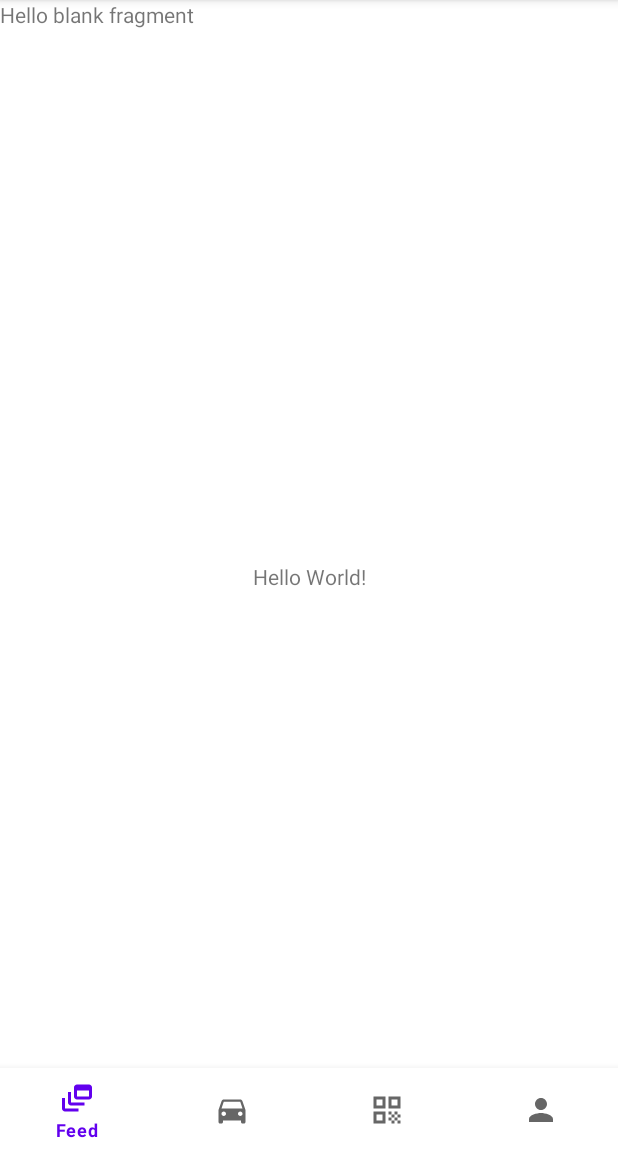
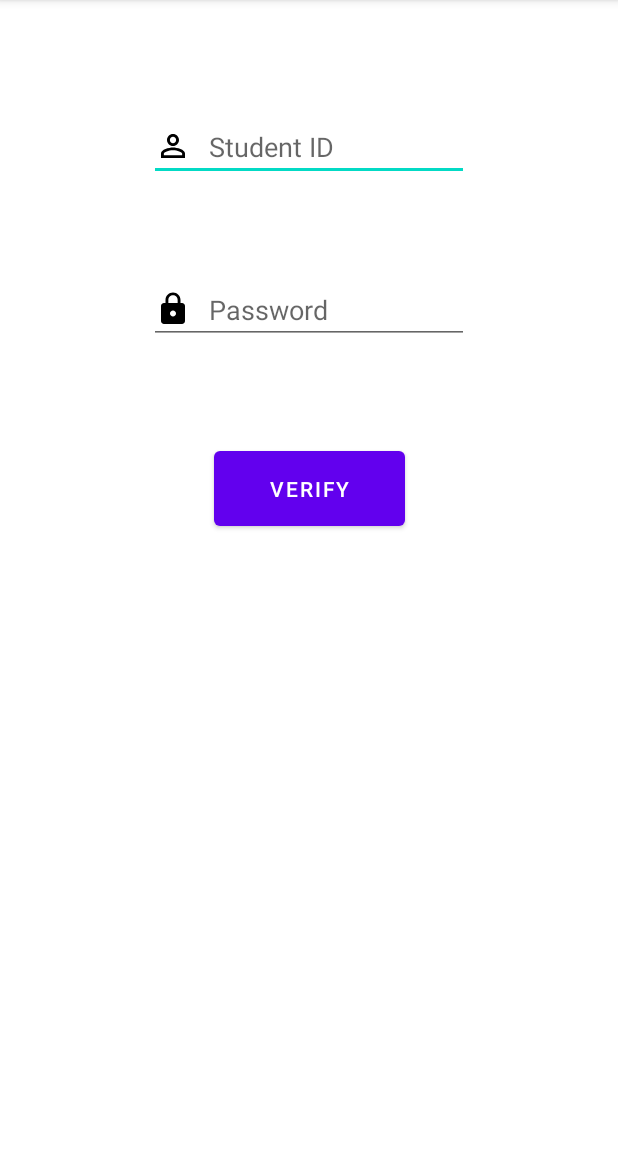
Before and after one commit to kartiks1105/safe-wait-app, an Android app: the screen it shows after launch (MainActivity), on a phone screen of 412 x 824 dp, the part 84-1236 px from its top. Run offline under Robolectric (Android 15) with nearby library versions, the phone set to English and light mode, and no system bars.

Commit message:
Student id screen linked with feed

```diff
--- a/app/build.gradle
+++ b/app/build.gradle
@@ -6,9 +6,13 @@ plugins {
 android {
     compileSdk 32
 
+    packagingOptions {
+        resources.excludes.add("META-INF/*")
+    }
+
     defaultConfig {
         applicationId "ca.unb.mobiledev.project"
-        minSdk 23
+        minSdk 24
         targetSdk 32
         versionCode 1
         versionName "1.0"
@@ -33,12 +37,10 @@ android {
 
 dependencies {
 
-    implementation 'androidx.core:core-ktx:1.7.0'
+
+    implementation 'com.google.guava:guava:27.0.1-android'
     implementation 'androidx.appcompat:appcompat:1.5.1'
-    implementation 'com.google.android.material:material:1.6.1'
     implementation 'androidx.constraintlayout:constraintlayout:2.1.4'
-    implementation 'androidx.navigation:navigation-fragment-ktx:2.5.2'
-    implementation 'androidx.navigation:navigation-ui-ktx:2.5.2'
     testImplementation 'junit:junit:4.13.2'
     androidTestImplementation 'androidx.test.ext:junit:1.1.3'
     androidTestImplementation 'androidx.test.espresso:espresso-core:3.4.0'
@@ -47,6 +49,13 @@ dependencies {
 
         //The rest of the dependencies here
 
+        implementation 'androidx.navigation:navigation-fragment-ktx:2.5.2'
+        implementation 'androidx.navigation:navigation-ui-ktx:2.5.2'
+        implementation 'com.google.firebase:firebase-crashlytics-buildtools:2.7.1'
+        implementation 'androidx.core:core-ktx:1.7.0'
+        implementation 'com.google.code.gson:gson:2.8.6'
+        implementation 'com.google.android.material:material:1.6.1'
+
         // Kotlin
         implementation "androidx.navigation:navigation-fragment-ktx:$nav_version"
         implementation "androidx.navigation:navigation-ui-ktx:$nav_version"
--- a/app/src/main/AndroidManifest.xml
+++ b/app/src/main/AndroidManifest.xml
@@ -2,6 +2,9 @@
 <manifest xmlns:android="http://schemas.android.com/apk/res/android"
     xmlns:tools="http://schemas.android.com/tools"
     package="ca.unb.mobiledev.project">
+
+    <uses-permission android:name="android.permission.INTERNET" />
+    <uses-permission android:name="android.permission.ACCESS_NETWORK_STATE" />
 
     <application
         android:allowBackup="true"
@@ -22,6 +25,9 @@
                 <category android:name="android.intent.category.LAUNCHER" />
             </intent-filter>
         </activity>
+        <activity android:name=".MainDisplay">
+
+        </activity>
     </application>
 
 </manifest>
--- a/app/src/main/java/ca/unb/mobiledev/project/MainActivity.kt
+++ b/app/src/main/java/ca/unb/mobiledev/project/MainActivity.kt
@@ -1,11 +1,50 @@
 package ca.unb.mobiledev.project
 
+import android.content.Intent
 import androidx.appcompat.app.AppCompatActivity
 import android.os.Bundle
+import android.view.View
+import android.widget.Button
+import android.widget.ProgressBar
+import com.google.gson.Gson
+import java.io.InputStreamReader
+import java.net.CacheRequest
+import java.net.HttpURLConnection
+import java.net.URL
 
 class MainActivity : AppCompatActivity() {
+
     override fun onCreate(savedInstanceState: Bundle?) {
         super.onCreate(savedInstanceState)
-        setContentView(R.layout.activity_main)
+        setContentView(R.layout.get_student_id)
+        var button = findViewById<Button>(R.id.verify)
+        button.setOnClickListener {
+            val loading = findViewById<ProgressBar>(R.id.progressBar)
+            button.text = ""
+            button.isEnabled = false
+            loading.visibility = View.VISIBLE
+//            val intent = Intent(this, MainDisplay::class.java)
+//            this.startActivity
+            //verifyStudentInfo().start()
+        }
     }
+
+//    private fun verifyStudentInfo() : Thread {
+//        return Thread {
+//            val url = URL("http://127.0.0.1:5000/getStudentInformation?studentId=1")
+//            val connection = url.openConnection() as HttpURLConnection
+//            if (connection.responseCode == 200) {
+//                val inputStream = connection.inputStream
+//                val inputStreamReader = InputStreamReader(inputStream, "UTF-8")
+//                val request = Gson().fromJson(inputStreamReader, StudentInformation::class.java)
+//                display(request)
+//                inputStreamReader.close()
+//                inputStream.close()
+//            }
+//        }
+//    }
+//
+//    private fun display(request: StudentInformation) {
+//        println(request)
+//    }
 }
--- /dev/null
+++ b/app/src/main/java/ca/unb/mobiledev/project/MainDisplay.kt
@@ -0,0 +1,16 @@
+package ca.unb.mobiledev.project
+
+import android.os.Bundle
+import android.view.View
+import android.widget.Button
+import android.widget.ProgressBar
+import androidx.appcompat.app.AppCompatActivity
+
+class MainDisplay: AppCompatActivity() {
+
+    override fun onCreate(savedInstanceState: Bundle?) {
+        super.onCreate(savedInstanceState)
+        setContentView(R.layout.activity_main)
+    }
+
+}
--- /dev/null
+++ b/app/src/main/java/ca/unb/mobiledev/project/StudentInformation.kt
@@ -0,0 +1,10 @@
+package ca.unb.mobiledev.project
+
+class StudentInformation {
+    var student_id: Int = 0
+    lateinit var first_name: String
+    lateinit var middle_name: String
+    lateinit var last_name: String
+    lateinit var address: String
+    lateinit var postal_code: String
+}
--- /dev/null
+++ b/app/src/main/res/drawable/ic_baseline_lock.xml
@@ -0,0 +1,5 @@
+<vector android:height="24dp" android:tint="#000000"
+    android:viewportHeight="24" android:viewportWidth="24"
+    android:width="24dp" xmlns:android="http://schemas.android.com/apk/res/android">
+    <path android:fillColor="@android:color/white" android:pathData="M18,8h-1L17,6c0,-2.76 -2.24,-5 -5,-5S7,3.24 7,6v2L6,8c-1.1,0 -2,0.9 -2,2v10c0,1.1 0.9,2 2,2h12c1.1,0 2,-0.9 2,-2L20,10c0,-1.1 -0.9,-2 -2,-2zM12,17c-1.1,0 -2,-0.9 -2,-2s0.9,-2 2,-2 2,0.9 2,2 -0.9,2 -2,2zM15.1,8L8.9,8L8.9,6c0,-1.71 1.39,-3.1 3.1,-3.1 1.71,0 3.1,1.39 3.1,3.1v2z"/>
+</vector>
--- /dev/null
+++ b/app/src/main/res/drawable/ic_perm_identity.xml
@@ -0,0 +1,5 @@
+<vector android:height="24dp" android:tint="#000000"
+    android:viewportHeight="24" android:viewportWidth="24"
+    android:width="24dp" xmlns:android="http://schemas.android.com/apk/res/android">
+    <path android:fillColor="@android:color/white" android:pathData="M12,5.9c1.16,0 2.1,0.94 2.1,2.1s-0.94,2.1 -2.1,2.1S9.9,9.16 9.9,8s0.94,-2.1 2.1,-2.1m0,9c2.97,0 6.1,1.46 6.1,2.1v1.1L5.9,18.1L5.9,17c0,-0.64 3.13,-2.1 6.1,-2.1M12,4C9.79,4 8,5.79 8,8s1.79,4 4,4 4,-1.79 4,-4 -1.79,-4 -4,-4zM12,13c-2.67,0 -8,1.34 -8,4v3h16v-3c0,-2.66 -5.33,-4 -8,-4z"/>
+</vector>
--- /dev/null
+++ b/app/src/main/res/layout/get_student_id.xml
@@ -0,0 +1,57 @@
+<?xml version="1.0" encoding="utf-8"?>
+<androidx.constraintlayout.widget.ConstraintLayout xmlns:android="http://schemas.android.com/apk/res/android"
+    xmlns:app="http://schemas.android.com/apk/res-auto"
+    xmlns:tools="http://schemas.android.com/tools"
+    android:layout_width="match_parent"
+    android:layout_height="match_parent">
+
+    <EditText
+        android:id="@+id/student_id"
+        android:layout_width="wrap_content"
+        android:layout_height="wrap_content"
+        android:layout_marginTop="75dp"
+        android:drawableStart="@drawable/ic_perm_identity"
+        android:drawablePadding="12dp"
+        android:ems="10"
+        android:hint="Student ID"
+        android:inputType="number"
+        app:layout_constraintEnd_toEndOf="parent"
+        app:layout_constraintStart_toStartOf="parent"
+        app:layout_constraintTop_toTopOf="parent" />
+
+    <EditText
+        android:id="@+id/password"
+        android:layout_width="wrap_content"
+        android:layout_height="wrap_content"
+        android:layout_marginTop="63dp"
+        android:drawableStart="@drawable/ic_baseline_lock"
+        android:drawablePadding="12dp"
+        android:ems="10"
+        android:hint="Password"
+        android:inputType="textPassword"
+        app:layout_constraintStart_toStartOf="@+id/student_id"
+        app:layout_constraintTop_toBottomOf="@+id/student_id" />
+
+    <Button
+        android:id="@+id/verify"
+        android:layout_width="127dp"
+        android:layout_height="62dp"
+        android:layout_marginTop="65dp"
+        android:text="Verify"
+        app:layout_constraintEnd_toEndOf="parent"
+        app:layout_constraintStart_toStartOf="parent"
+        app:layout_constraintTop_toBottomOf="@+id/password" />
+
+    <ProgressBar
+        android:id="@+id/progressBar"
+        style="?android:attr/progressBarStyle"
+        android:layout_width="wrap_content"
+        android:layout_height="wrap_content"
+        android:layout_marginStart="36dp"
+        android:layout_marginTop="8dp"
+        android:elevation="8dp"
+        android:visibility="invisible"
+        android:indeterminateTint="@color/black"
+        app:layout_constraintStart_toStartOf="@+id/verify"
+        app:layout_constraintTop_toTopOf="@+id/verify" />
+</androidx.constraintlayout.widget.ConstraintLayout>
```
Also changed, not shown: 1 other file.
